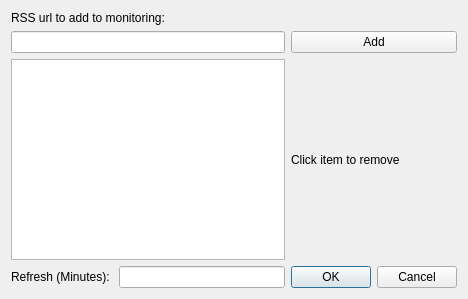
This is diag.ui in mcgillij/FeedPy as Qt 5 draws it before an edit. The edited form follows.
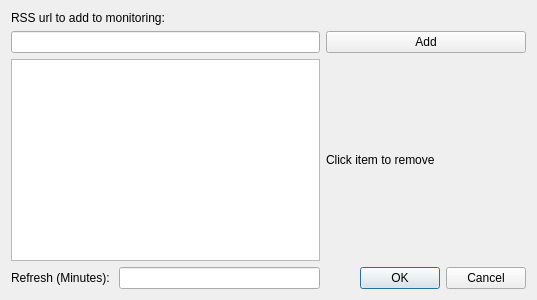
This is the edited form.

Commit message: Added better support for the settings dialog

Patch:
```diff
--- a/diag.ui
+++ b/diag.ui
@@ -6,8 +6,8 @@
    <rect>
     <x>0</x>
     <y>0</y>
-    <width>468</width>
-    <height>299</height>
+    <width>537</width>
+    <height>300</height>
    </rect>
   </property>
   <property name="windowTitle">
@@ -41,21 +41,21 @@
      </property>
     </widget>
    </item>
-   <item row="3" column="0">
+   <item row="4" column="0">
     <widget class="QLabel" name="label_3">
      <property name="text">
       <string>Refresh (Minutes): </string>
      </property>
     </widget>
    </item>
-   <item row="3" column="1">
+   <item row="4" column="1">
     <widget class="QLineEdit" name="lineEditRefresh">
      <property name="inputMethodHints">
       <set>Qt::ImhDigitsOnly|Qt::ImhFormattedNumbersOnly|Qt::ImhPreferNumbers</set>
      </property>
     </widget>
    </item>
-   <item row="3" column="2">
+   <item row="4" column="2">
     <widget class="QDialogButtonBox" name="buttonBox">
      <property name="orientation">
       <enum>Qt::Horizontal</enum>
```
Left out of the diff: 60 changed lines with no effect on the pictures. The commit also changes 5 other files.
